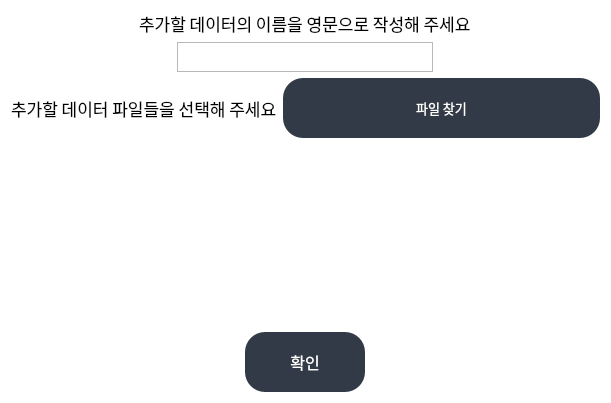
First picture: the form in gui/add_dialog.ui, repository Meawcat/CheckMate, before the edit.
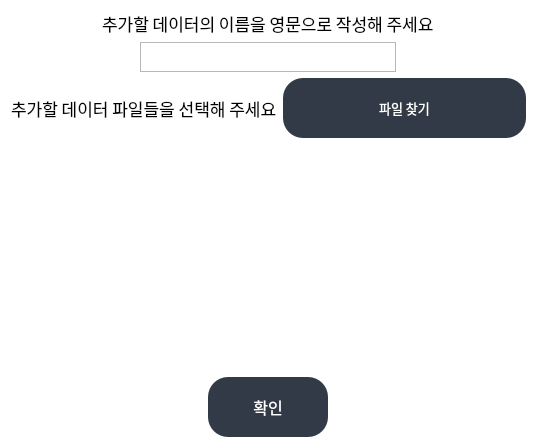
Second picture: the form after the edit.

```diff
--- a/gui/add_dialog.ui
+++ b/gui/add_dialog.ui
@@ -6,8 +6,8 @@
    <rect>
     <x>0</x>
     <y>0</y>
-    <width>611</width>
-    <height>403</height>
+    <width>537</width>
+    <height>448</height>
    </rect>
   </property>
   <property name="maximumSize">
@@ -36,8 +36,8 @@
 	color:  #fff;
 }</string>
   </property>
-  <layout class="QHBoxLayout" name="horizontalLayout">
-   <item>
+  <layout class="QGridLayout" name="gridLayout_2">
+   <item row="0" column="0">
     <layout class="QVBoxLayout" name="verlay2">
      <item>
       <layout class="QVBoxLayout" name="verlay1">
@@ -154,22 +154,13 @@
          <rect>
           <x>0</x>
           <y>0</y>
-          <width>526</width>
-          <height>165</height>
+          <width>511</width>
+          <height>210</height>
          </rect>
         </property>
-        <property name="maximumSize">
-         <size>
-          <width>526</width>
-          <height>166</height>
-         </size>
-        </property>
-        <layout class="QVBoxLayout" name="verticalLayout">
-         <item>
+        <layout class="QGridLayout" name="gridLayout_3">
+         <item row="0" column="0">
           <widget class="QLabel" name="selected">
-           <property name="styleSheet">
-            <string notr="true"/>
-           </property>
            <property name="text">
             <string/>
            </property>
```
Left out of the diff: 3 changed lines with no effect on the pictures.
